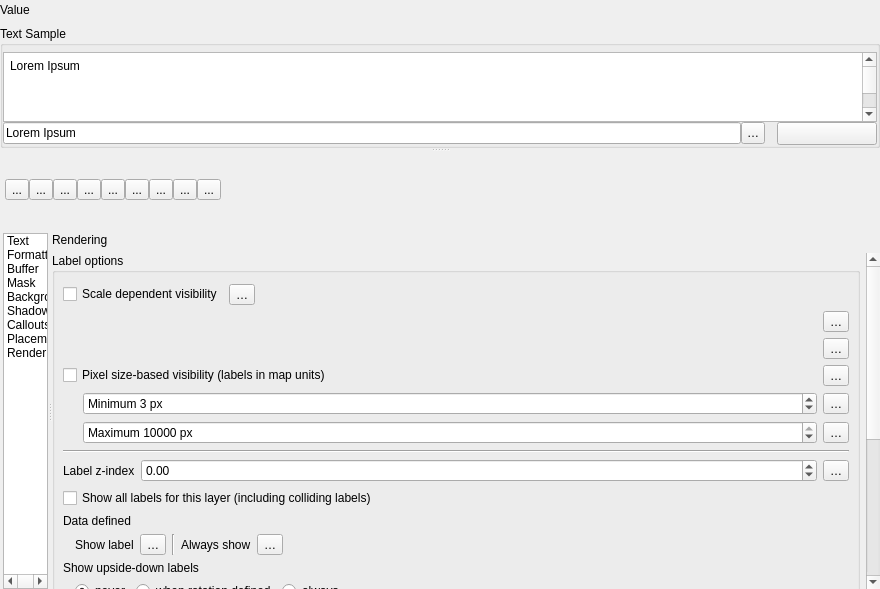
This is src/ui/qgstextformatwidgetbase.ui in qgis/QGIS as Qt 5 draws it before an edit. The edited form follows.
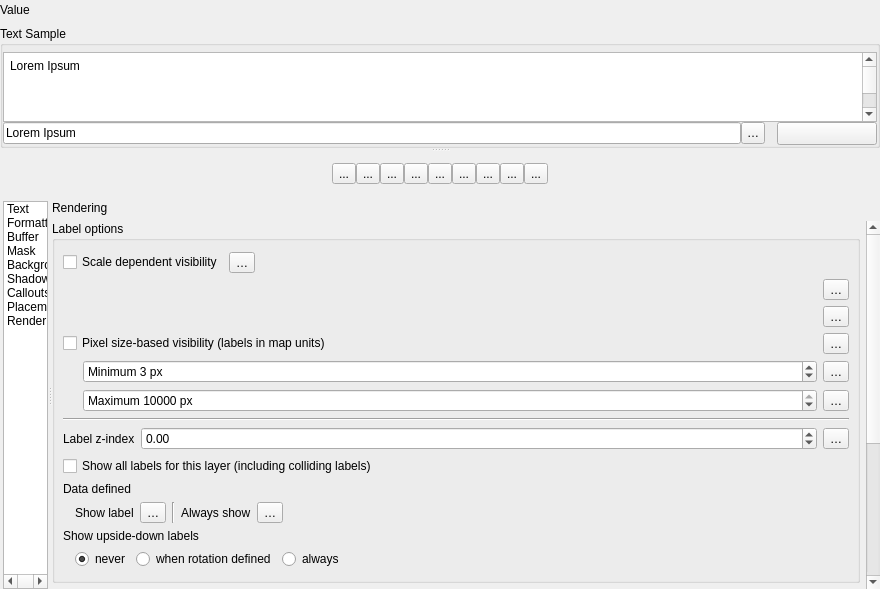
This is the edited form. Icons and pictures are not drawn. Custom widgets are drawn as their Qt base class.

```diff
--- a/src/ui/qgstextformatwidgetbase.ui
+++ b/src/ui/qgstextformatwidgetbase.ui
@@ -6616,14 +6616,17 @@
           </item>
           <item row="0" column="0">
            <widget class="QWidget" name="mTabsWidget" native="true">
-            <layout class="QGridLayout" name="gridLayout_48">
-             <property name="leftMargin">
-              <number>5</number>
-             </property>
+            <property name="sizePolicy">
+             <sizepolicy hsizetype="Preferred" vsizetype="Maximum">
+              <horstretch>0</horstretch>
+              <verstretch>0</verstretch>
+             </sizepolicy>
+            </property>
+            <layout class="QGridLayout" name="_2">
              <property name="horizontalSpacing">
               <number>0</number>
              </property>
-             <item row="0" column="7">
+             <item row="0" column="8">
               <widget class="QToolButton" name="mPlacementButton">
                <property name="text">
                 <string>...</string>
@@ -6637,7 +6640,7 @@
                </property>
               </widget>
              </item>
-             <item row="0" column="0">
+             <item row="0" column="1">
               <widget class="QToolButton" name="mTextButton">
                <property name="text">
                 <string>...</string>
@@ -6651,7 +6654,7 @@
                </property>
               </widget>
              </item>
-             <item row="0" column="1">
+             <item row="0" column="2">
               <widget class="QToolButton" name="mFormattingButton">
                <property name="text">
                 <string>...</string>
@@ -6665,7 +6668,7 @@
                </property>
               </widget>
              </item>
-             <item row="0" column="9">
+             <item row="0" column="10">
               <spacer name="horizontalSpacer_6">
                <property name="orientation">
                 <enum>Qt::Horizontal</enum>
@@ -6678,7 +6681,7 @@
                </property>
               </spacer>
              </item>
-             <item row="0" column="3">
+             <item row="0" column="4">
               <widget class="QToolButton" name="mMaskButton">
                <property name="text">
                 <string>...</string>
@@ -6692,7 +6695,7 @@
                </property>
               </widget>
              </item>
-             <item row="0" column="4">
+             <item row="0" column="5">
               <widget class="QToolButton" name="mBackgroundButton">
                <property name="text">
                 <string>...</string>
@@ -6706,7 +6709,7 @@
                </property>
               </widget>
              </item>
-             <item row="0" column="2">
+             <item row="0" column="3">
               <widget class="QToolButton" name="mBufferButton">
                <property name="text">
                 <string>...</string>
@@ -6720,7 +6723,7 @@
                </property>
               </widget>
              </item>
-             <item row="0" column="5">
+             <item row="0" column="6">
               <widget class="QToolButton" name="mShadowButton">
                <property name="text">
                 <string>...</string>
@@ -6734,7 +6737,7 @@
                </property>
               </widget>
              </item>
-             <item row="0" column="6">
+             <item row="0" column="7">
               <widget class="QToolButton" name="mCalloutButton">
                <property name="text">
                 <string>...</string>
@@ -6748,7 +6751,7 @@
                </property>
               </widget>
              </item>
-             <item row="0" column="8">
+             <item row="0" column="9">
               <widget class="QToolButton" name="mRenderButton">
                <property name="text">
                 <string>...</string>
@@ -6762,6 +6765,19 @@
                </property>
               </widget>
              </item>
+             <item row="0" column="0">
+              <spacer name="horizontalSpacer_24">
+               <property name="orientation">
+                <enum>Qt::Horizontal</enum>
+               </property>
+               <property name="sizeHint" stdset="0">
+                <size>
+                 <width>40</width>
+                 <height>20</height>
+                </size>
+               </property>
+              </spacer>
+             </item>
             </layout>
            </widget>
           </item>
```
